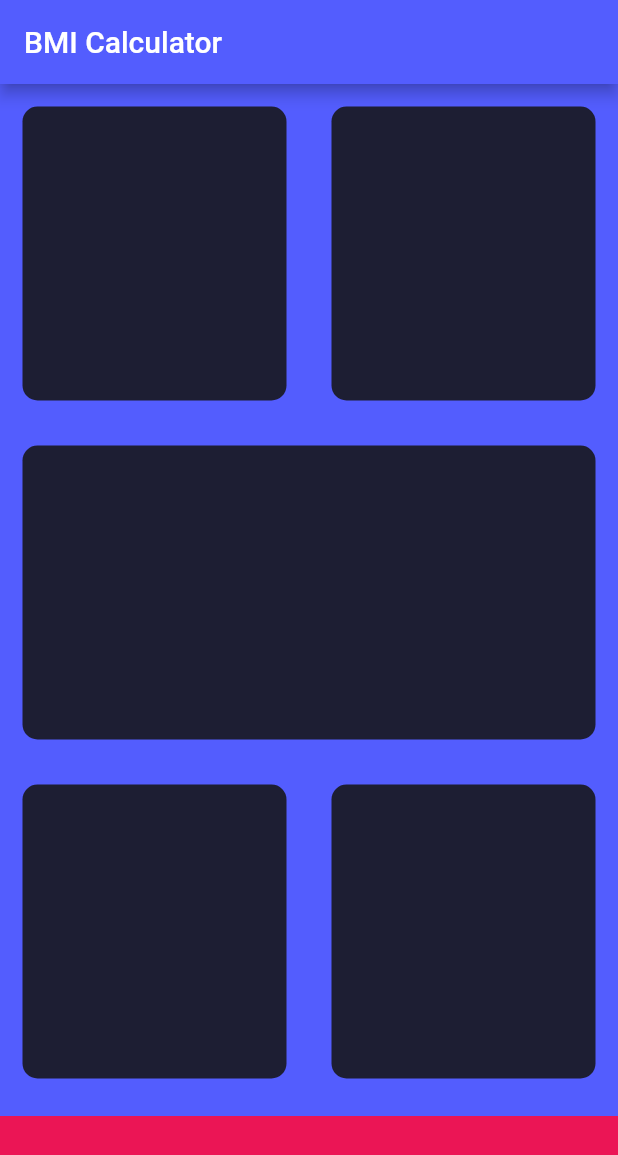
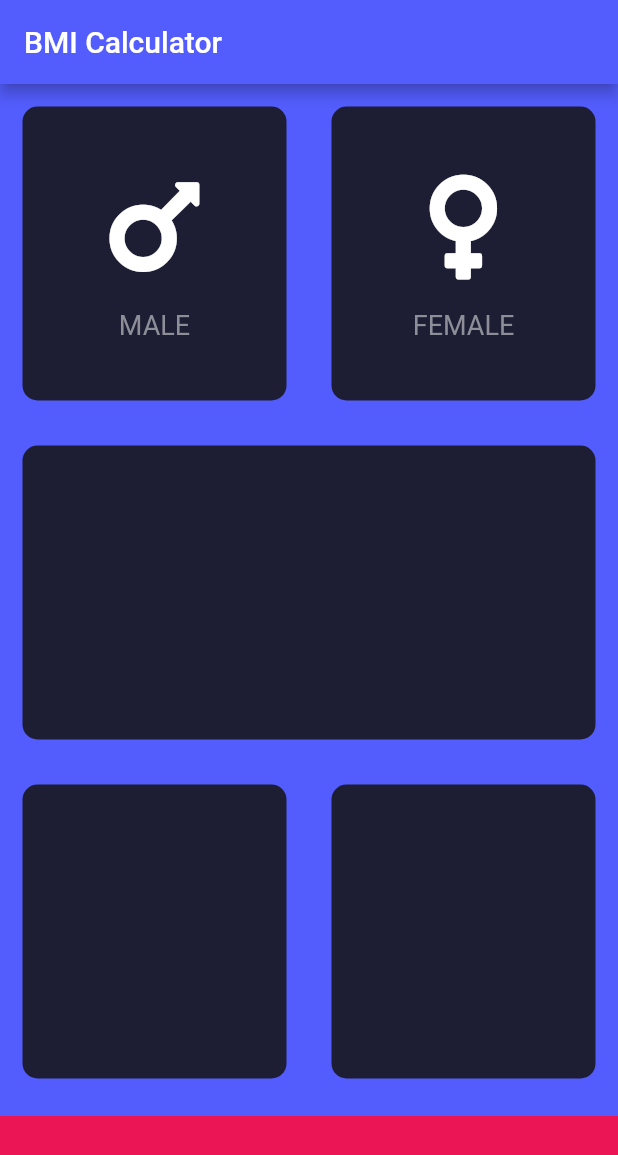
Before and after one commit to ViktorVarsano/Body-Mass-Index-Calculator, a Flutter app: the screen it shows after launch, on a phone screen of 412 x 824 dp. Shown: the top 1155 px of the screen. Run offline on Flutter 3.47's test engine with Material 2 defaults, Android fonts, the phone set to English and light mode, and no system bars; our stand-ins replace font_awesome_flutter.

Commit message:
added new dart files, icons and custom widgets

```diff
--- /dev/null
+++ b/lib/icon_content.dart
@@ -0,0 +1,33 @@
+import 'package:flutter/material.dart';
+
+const labelTextStyle = TextStyle(
+  fontSize: 18.0,
+  color: Color(0xFF8D8E98),
+);
+
+class IconContent extends StatelessWidget {
+  IconContent({this.icon, this.label});
+
+  final IconData icon;
+  final String label;
+
+  @override
+  Widget build(BuildContext context) {
+    return Column(
+      mainAxisAlignment: MainAxisAlignment.center,
+      children: <Widget>[
+        Icon(
+          icon,
+          size: 80.0,
+        ),
+        SizedBox(
+          height: 15.0,
+        ),
+        Text(
+          label,
+          style: labelTextStyle,
+        )
+      ],
+    );
+  }
+}
--- a/lib/input_page.dart
+++ b/lib/input_page.dart
@@ -1,4 +1,9 @@
+import 'package:flutter/cupertino.dart';
 import 'package:flutter/material.dart';
+import 'package:font_awesome_flutter/font_awesome_flutter.dart';
+
+import 'icon_content.dart';
+import 'reusable_card.dart';
 
 const bottomContainerHeight = 80.0;
 const activeCardColour = Color(0xFF1D1E33);
@@ -24,11 +29,19 @@ class _InputPageState extends State<InputPage> {
               Expanded(
                 child: ReusableCard(
                   colour: activeCardColour,
+                  cardChild: IconContent(
+                    icon: FontAwesomeIcons.mars,
+                    label: 'MALE',
+                  ),
                 ),
               ),
               Expanded(
                   child: ReusableCard(
                 colour: activeCardColour,
+                cardChild: IconContent(
+                  icon: FontAwesomeIcons.venus,
+                  label: 'FEMALE',
+                ),
               )),
             ],
           )),
@@ -60,19 +73,3 @@ class _InputPageState extends State<InputPage> {
     );
   }
 }
-
-class ReusableCard extends StatelessWidget {
-  ReusableCard({@required this.colour});
-  final Color colour;
-
-  @override
-  Widget build(BuildContext context) {
-    return Container(
-      margin: EdgeInsets.all(15.0),
-      decoration: BoxDecoration(
-        color: colour,
-        borderRadius: BorderRadius.circular(10.0),
-      ),
-    );
-  }
-}
--- /dev/null
+++ b/lib/reusable_card.dart
@@ -0,0 +1,20 @@
+import 'package:flutter/material.dart';
+
+class ReusableCard extends StatelessWidget {
+  ReusableCard({@required this.colour, this.cardChild});
+
+  final Color colour;
+  final Widget cardChild;
+
+  @override
+  Widget build(BuildContext context) {
+    return Container(
+      child: cardChild,
+      margin: EdgeInsets.all(15.0),
+      decoration: BoxDecoration(
+        color: colour,
+        borderRadius: BorderRadius.circular(10.0),
+      ),
+    );
+  }
+}
--- a/pubspec.yaml
+++ b/pubspec.yaml
@@ -11,6 +11,7 @@ dependencies:
     sdk: flutter
 
   cupertino_icons: ^0.1.2
+  font_awesome_flutter: ^8.4.0
 
 dev_dependencies:
   flutter_test:
```
Also changed, not shown: pubspec.lock.
